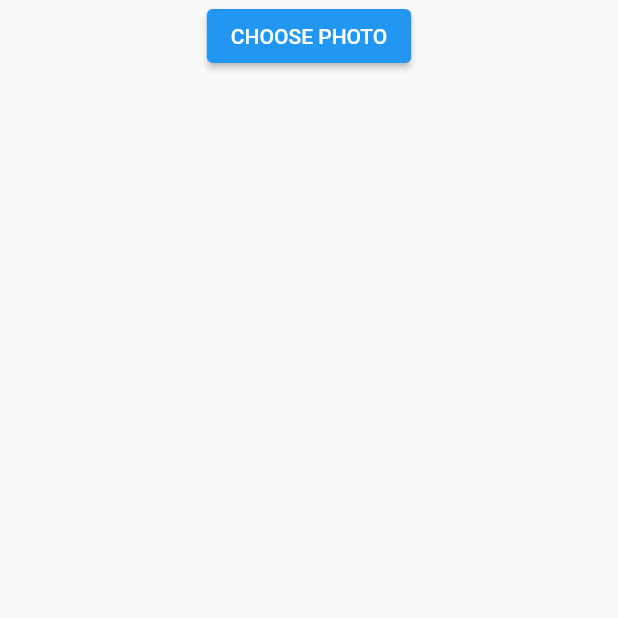
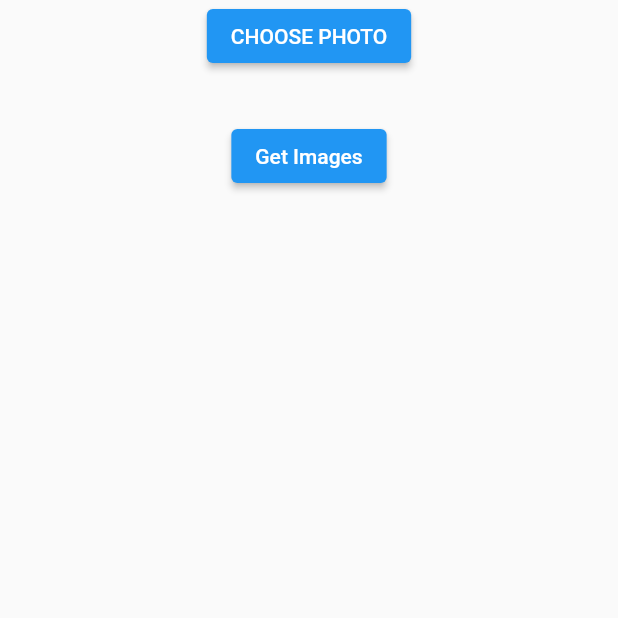
Before and after one commit to michaeltheodore1984/library, a Flutter app: the screen it shows after launch, after a tap on "CHOOSE PHOTO", on a phone screen of 412 x 824 dp, the top half of it. Run offline on Flutter 3.47's test engine with Material 2 defaults, Android fonts, the light colour scheme and no system bars; our stand-ins replace get_storage, image_picker, loading_animation_widget, permission_handler.

Commit message:
Refactor upload

```diff
--- a/flutter/lib/upload.dart
+++ b/flutter/lib/upload.dart
@@ -1,9 +1,14 @@
+import 'dart:io';
+
 import 'package:flutter/material.dart';
 import 'package:flutter_library/util.dart';
+import 'package:get_storage/get_storage.dart';
 import 'package:http_parser/http_parser.dart';
 import 'package:image_picker/image_picker.dart';
 import 'package:http/http.dart' as http;
+import 'package:path_provider/path_provider.dart';
 import 'package:permission_handler/permission_handler.dart';
+import 'package:path/path.dart';
 
 class UploadWidget extends StatefulWidget {
   const UploadWidget({super.key});
@@ -16,13 +21,24 @@ class _UploadWidgetState extends State<UploadWidget> {
   late ImagePicker? imagePicker;
   // Using localhost for testing
   var uploadUrl = '192.168.1.2:3000';
+  late File? localImageFile;
+  var box = GetStorage();
   late bool? success;
+  late XFile? imageToUpload;
 
   @override
   void initState() {
     super.initState();
+    localImageFile = null;
     imagePicker = ImagePicker();
+    imageToUpload = null;
     success = null;
+    // Get image path from local storage
+    // TODO: insert path into device database
+    if (box.read('localImagePath') != null) {
+      var p = box.read('localImagePath');
+      localImageFile = File(p);
+    }
   }
 
   @override
@@ -37,14 +53,19 @@ class _UploadWidgetState extends State<UploadWidget> {
 
           ElevatedButton(
               onPressed: () async {
-                // Check for permission
-                if (await Util.getPermission(Permission.photos) !=
-                    PermissionStatus.granted) {
-                  // TODO: show rationale
+                var prm = await Util.getPermission(Permission.photos);
+                // Check for permission. PermissionStatus.limited is the user's
+                // choice to grant only certain photos for processing
+                if (prm == PermissionStatus.granted ||
+                    prm == PermissionStatus.limited) {
+                  // Show the image picker
+                  var file =
+                      await imagePicker!.pickImage(source: ImageSource.gallery);
+
+                  // User pressed cancel
+                  if (file == null) {
                     return;
                   }
-                var file =
-                    await imagePicker!.pickImage(source: ImageSource.gallery);
 
                   // Build the image upload uri
                   var uri = Uri.http(uploadUrl, '/api/upload');
@@ -52,7 +73,7 @@ class _UploadWidgetState extends State<UploadWidget> {
                   // Build the image upload request
                   var request = http.MultipartRequest('POST', uri)
                     // Email field for auth
-                  ..fields['json_data'] = 'email:mike@email.com'
+                    ..fields['json_data'] = 'abc123:def456'
                     // Use the image path to build a multipart file
                     ..files.add(await http.MultipartFile.fromPath(
                         'file', file!.path,
@@ -70,6 +91,10 @@ class _UploadWidgetState extends State<UploadWidget> {
                     setState(() {
                       success = false;
                     });
+                  }
+                } else {
+                  // TODO: show rationale
+                  return;
                 }
               },
               child: const Text('CHOOSE PHOTO')),
@@ -96,7 +121,43 @@ class _UploadWidgetState extends State<UploadWidget> {
                 ],
               ),
             ),
+          ),
+          ElevatedButton(
+              onPressed: () async {
+                // Download the image from the server
+                if (imageToUpload != null) {
+                  var response = await http.get(Uri.http(
+                      uploadUrl, '/api/image/abc123/${imageToUpload!.path}'));
+                  // Set the documents directory on the device
+                  Directory documentDirectory =
+                      await getApplicationDocumentsDirectory();
+
+                  // Save the file with an arbitrary name or give it any name
+                  // as long as it can be retrieved easily in the future.
+                  File file = File(join(documentDirectory.path, 'local.jpg'));
+
+                  // Save the file to the device storage
+                  await file.writeAsBytes(response.bodyBytes);
+
+                  // Save image path to local storage.
+                  // TODO: save image path to device database
+                  box.write('localImagePath', file.path);
+
+                  // Update the image file state and show in UI
+                  setState(() {
+                    localImageFile = file;
+                  });
+                }
+              },
+              child: const Text('Get Images')),
+          localImageFile != null
+              ? Expanded(
+                  child: Image.file(
+                    localImageFile!,
+                    fit: BoxFit.cover,
+                  ),
                 )
+              : Container()
         ],
       ),
     ));
```
Also changed, not shown: 1 other file. Lines whose indentation alone changed are shown as unchanged.
